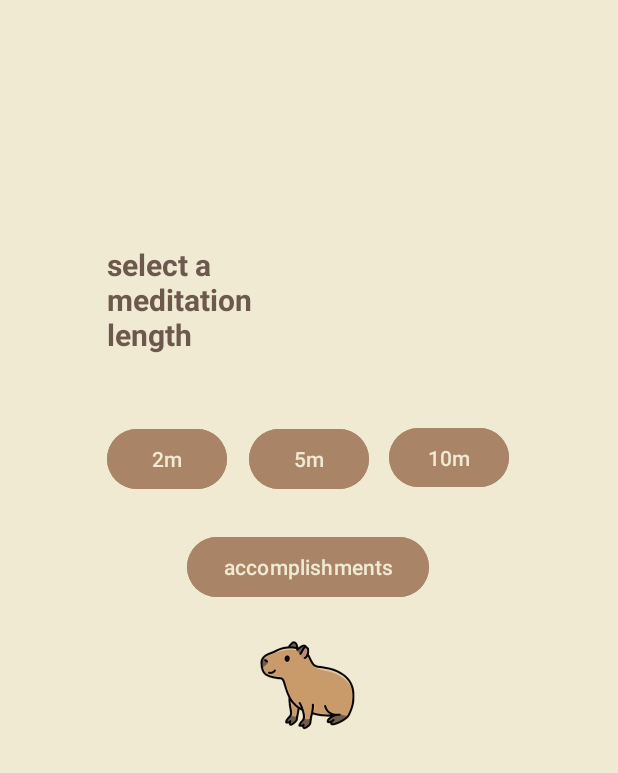
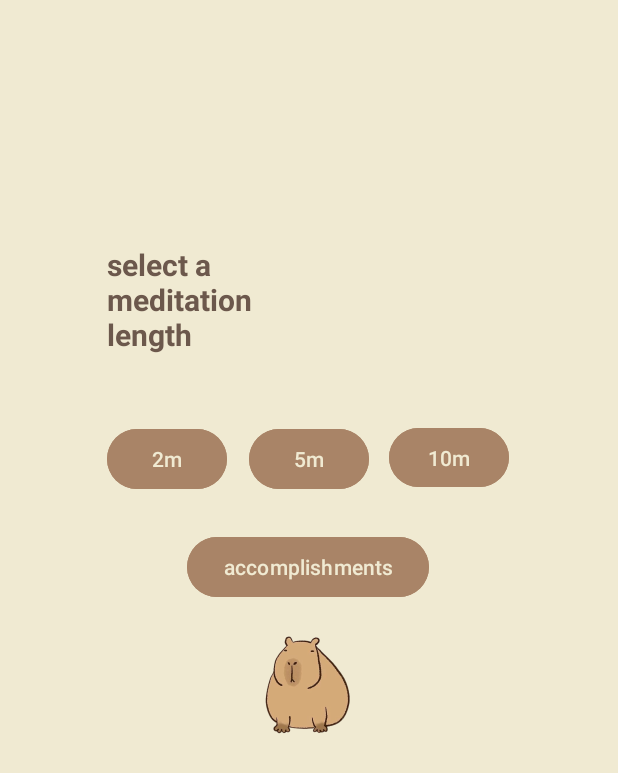
Before and after one commit to Android-Dev-11th/capybaraMeditation, an Android app: the MenuActivity screen opened directly, with no data from a screen before it, on a phone screen of 412 x 824 dp. Shown: the top 773 px of the screen. Run offline under Robolectric (Android 15) with nearby library versions, the light colour scheme and no system bars.

Commit message:
day 5: changed main menu capy

```diff
--- a/app/src/main/res/layout/activity_menu.xml
+++ b/app/src/main/res/layout/activity_menu.xml
@@ -72,7 +72,7 @@
         app:layout_constraintStart_toStartOf="parent"
         app:layout_constraintTop_toBottomOf="@+id/button5"
         app:layout_constraintVertical_bias="0.0"
-        app:srcCompat="@mipmap/capy_fore" />
+        app:srcCompat="@mipmap/capybutton_foreground" />
 
     <TextView
         android:id="@+id/textView"
```
